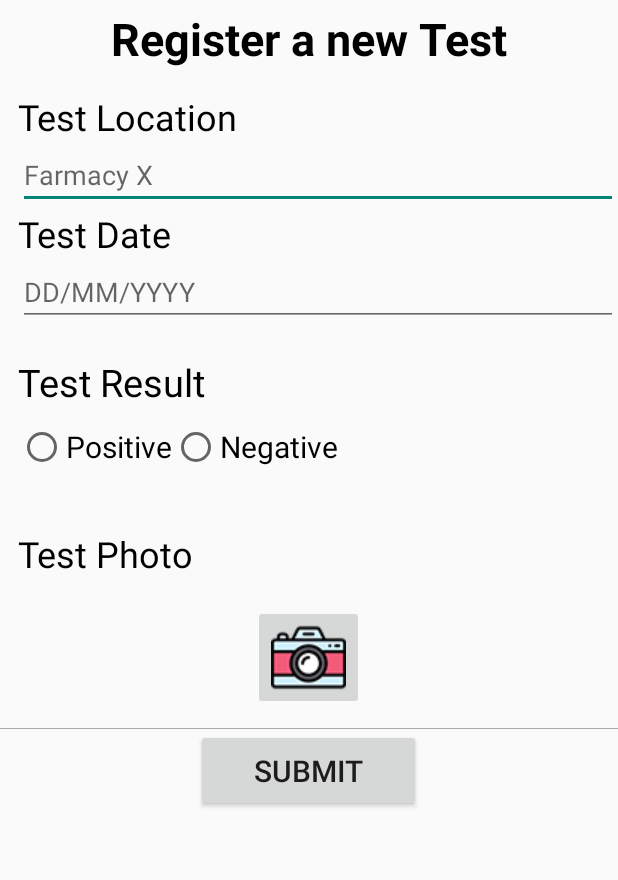
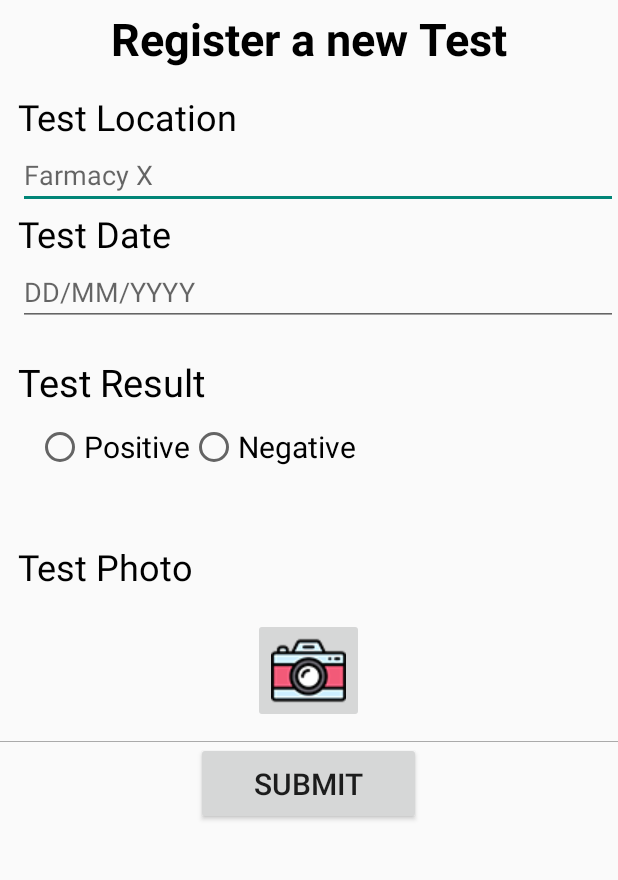
Before and after one commit to ULHT-CM-2020-21/projeto-android-nativo-6, an Android app: the fragment ListaTestesFragment placed in its activity, in the side drawer, after a tap on "Register a new Test", on a phone screen of 412 x 824 dp, the part 84-964 px from its top. Run offline under Robolectric (Android 15) with nearby library versions, the phone set to English and light mode, and no system bars; our stand-ins replace ButterKnife.

Commit message:
OnClick List, update em layouts

```diff
--- a/app/src/main/java/pt/ulusofona/deisi/a2020/cm/g6/ListaTestesFragment.kt
+++ b/app/src/main/java/pt/ulusofona/deisi/a2020/cm/g6/ListaTestesFragment.kt
@@ -42,6 +42,7 @@ class ListaTestesFragment : Fragment() {
         */
         list_test.layoutManager = LinearLayoutManager(context as MainActivity)
         list_test.adapter = TestAdapter(context as MainActivity,R.layout.teste_item_expression,list as ArrayList<TesteCovid>)
+
     }
 
 
--- a/app/src/main/java/pt/ulusofona/deisi/a2020/cm/g6/TestAdapter.kt
+++ b/app/src/main/java/pt/ulusofona/deisi/a2020/cm/g6/TestAdapter.kt
@@ -1,5 +1,4 @@
 package pt.ulusofona.deisi.a2020.cm.g6
-
 
 
 import android.content.Context
@@ -8,6 +7,7 @@ import android.view.View
 import android.view.ViewGroup
 import android.widget.ArrayAdapter
 import android.widget.TextView
+import android.widget.Toast
 import androidx.recyclerview.widget.RecyclerView
 import kotlinx.android.synthetic.main.teste_item_expression.view.*
 import java.util.ArrayList
@@ -36,15 +36,27 @@ class TestAdapter(context: MainActivity, private val layout: Int, items: ArrayLi
 
 }
 */
-class TestAdapter(private val context: Context, private val layout: Int, private val items: MutableList<TesteCovid>): RecyclerView.Adapter<TestAdapter.TestViewHolder>(){
+class TestAdapter(
+    private val context: Context,
+    private val layout: Int,
+    private val items: MutableList<TesteCovid>
+) : RecyclerView.Adapter<TestAdapter.TestViewHolder>() {
 
-    class TestViewHolder(view: View): RecyclerView.ViewHolder(view){
+    class TestViewHolder(view: View) : RecyclerView.ViewHolder(view) {
         val data: TextView = view.data
         val local: TextView = view.localTeste
     }
 
     override fun onCreateViewHolder(parent: ViewGroup, viewType: Int): TestAdapter.TestViewHolder {
-        return TestViewHolder(LayoutInflater.from(context).inflate(layout,parent,false))
+        //return TestViewHolder(LayoutInflater.from(context).inflate(layout,parent,false))
+
+        val inflater = LayoutInflater.from(parent!!.getContext())
+        val view = inflater.inflate(R.layout.teste_item_expression, parent, false)
+        return TestViewHolder(view).listen { pos, type ->
+            val item = items.get(pos)
+            Toast.makeText(context as MainActivity, item.local, Toast.LENGTH_SHORT).show()
+
+        }
     }
 
     override fun onBindViewHolder(holder: TestAdapter.TestViewHolder, position: Int) {
@@ -56,6 +68,12 @@ class TestAdapter(private val context: Context, private val layout: Int, private
         return items.size
     }
 
+    fun <T : RecyclerView.ViewHolder> T.listen(event: (position: Int, type: Int) -> Unit): T {
+        itemView.setOnClickListener {
+            event.invoke(getAdapterPosition(), getItemViewType())
+        }
+        return this
+    }
 
 
 }
--- a/app/src/main/res/layout/fragment_registo.xml
+++ b/app/src/main/res/layout/fragment_registo.xml
@@ -22,10 +22,10 @@
         <TextView
             android:layout_width="match_parent"
             android:layout_height="wrap_content"
+            android:layout_marginStart="12dp"
             android:layout_marginTop="15dp"
             android:gravity="start"
             android:text="@string/localTeste"
-        android:layout_marginStart="12dp"
             android:textColor="@color/black"
             android:textSize="24sp" />
 
@@ -33,17 +33,17 @@
             android:id="@+id/localTeste"
             android:layout_width="match_parent"
             android:layout_height="wrap_content"
+            android:layout_marginStart="12dp"
             android:ems="20"
             android:gravity="start"
-        android:layout_marginStart="12dp"
             android:hint="@string/localTesteEx" />
 
         <TextView
             android:layout_width="match_parent"
             android:layout_height="wrap_content"
+            android:layout_marginStart="12dp"
             android:gravity="start"
             android:text="@string/dataTeste"
-        android:layout_marginStart="12dp"
             android:textColor="@color/black"
             android:textSize="24sp" />
 
@@ -51,20 +51,21 @@
             android:id="@+id/dataTeste"
             android:layout_width="match_parent"
             android:layout_height="wrap_content"
+            android:layout_marginStart="12dp"
             android:ems="10"
             android:gravity="start"
-        android:layout_marginStart="12dp"
             android:hint="@string/dataTesteEx" />
 
         <TextView
             android:layout_width="match_parent"
             android:layout_height="wrap_content"
+            android:layout_marginStart="12dp"
             android:layout_marginTop="20dp"
             android:gravity="start"
-        android:layout_marginStart="12dp"
             android:text="@string/resultadoTeste"
             android:textColor="@color/black"
             android:textSize="25sp" />
+
         <View
             android:layout_width="match_parent"
             android:layout_height="10dp" />
@@ -73,16 +74,23 @@
             android:id="@+id/escolhaResultados"
             android:layout_width="match_parent"
             android:layout_height="wrap_content"
+            android:layout_marginStart="12dp"
             android:gravity="start"
+            android:orientation="vertical">
+
+            <LinearLayout
+                android:layout_width="match_parent"
+                android:layout_height="wrap_content"
                 android:layout_marginStart="12dp"
+                android:gravity="start"
                 android:orientation="horizontal">
 
                 <RadioButton
                     android:id="@+id/radio_positivo"
                     android:layout_width="wrap_content"
                     android:layout_height="wrap_content"
+                    android:text="@string/resultadoTestePositivo"
                     android:textColor="@color/black"
-            android:text="@string/resultadoTestePositivo"
                     android:textSize="20sp" />
 
 
@@ -90,36 +98,37 @@
                     android:id="@+id/radio_negativo"
                     android:layout_width="wrap_content"
                     android:layout_height="wrap_content"
+                    android:text="@string/resultadoTesteNegativo"
                     android:textColor="@color/black"
-            android:text="@string/resultadoTesteNegativo"
                     android:textSize="20sp" />
+
+            </LinearLayout>
+
 
             <TextView
                 android:id="@+id/resultadoTesteErro"
                 android:layout_width="wrap_content"
                 android:layout_height="wrap_content"
+                android:layout_gravity="start"
                 android:text="@string/resultadoTesteErro"
-            android:layout_gravity="start"
+                android:textColor="@color/VERMELHOOOOOOOOOOO"
                 android:textSize="20sp"
                 android:textStyle="bold"
-            android:textColor="@color/VERMELHOOOOOOOOOOO"
-            android:visibility="invisible">
-        </TextView>
-
+                android:visibility="invisible" />
 
 
         </RadioGroup>
 
+
         <TextView
-        android:layout_marginStart="12dp"
             android:layout_width="match_parent"
             android:layout_height="wrap_content"
+            android:layout_marginStart="12dp"
             android:layout_marginTop="20dp"
             android:gravity="start"
             android:text="@string/fotoTeste"
             android:textColor="@color/black"
-        android:textSize="24sp"
-        />
+            android:textSize="24sp" />
 
         <LinearLayout
             android:layout_width="wrap_content"
@@ -130,15 +139,16 @@
                 android:id="@+id/button_camera"
                 android:layout_width="wrap_content"
                 android:layout_height="wrap_content"
-            android:orientation="horizontal"
                 android:layout_marginStart="12dp"
                 android:layout_marginTop="18dp"
                 android:layout_marginEnd="12dp"
                 android:layout_marginBottom="12dp"
-            android:src="@drawable/camera"/>
+                android:orientation="horizontal"
+                android:src="@drawable/camera" />
 
 
         </LinearLayout>
+
         <View
             android:layout_width="match_parent"
             android:layout_height="0.5dp"
@@ -149,10 +159,10 @@
             android:id="@+id/submeterTeste"
             android:layout_width="150dp"
             android:layout_height="55dp"
+            android:layout_gravity="center"
             android:orientation="horizontal"
-        android:layout_gravity="center"
-        android:textSize="20sp"
-        android:text="@string/submeterRegisto"/>
+            android:text="@string/submeterRegisto"
+            android:textSize="20sp" />
 
     </LinearLayout>
 
```
Lines whose indentation alone changed are shown as unchanged.
